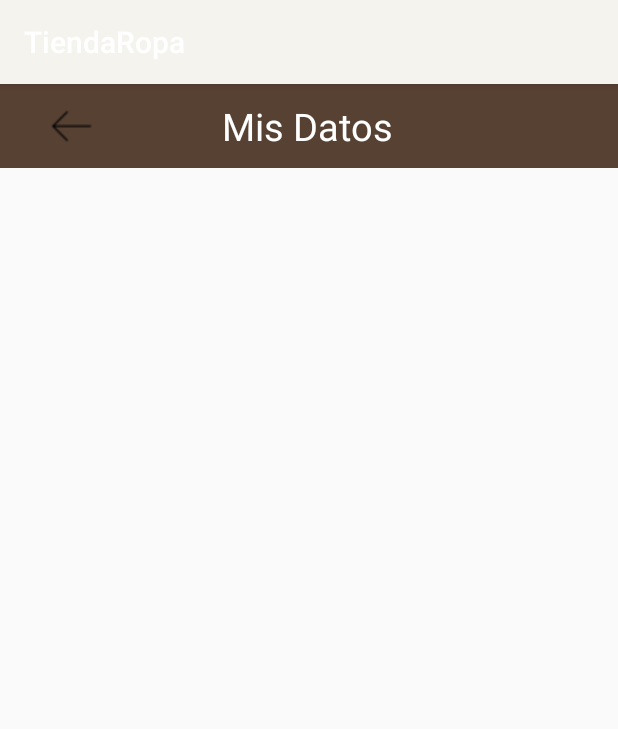
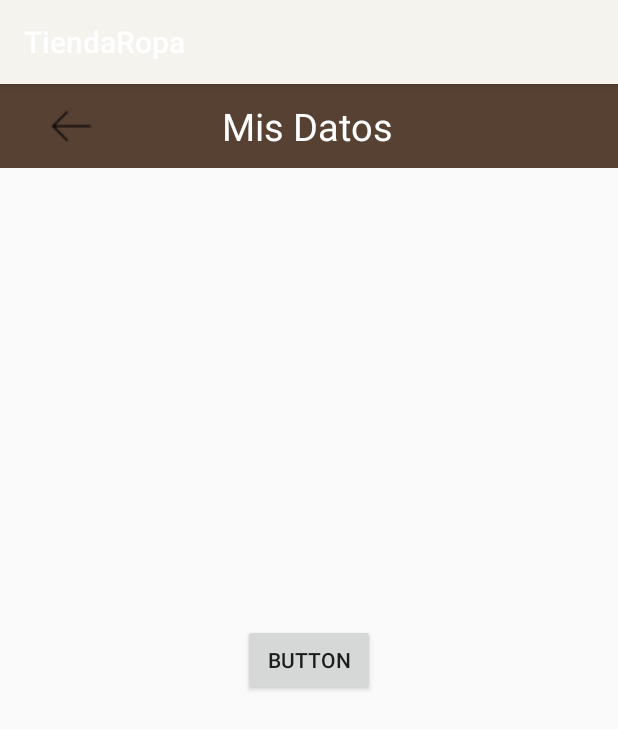
Before and after one commit to IvanJulio05/StyleSphere, an Android app: the Vender screen opened directly, with no data from a screen before it, on a phone screen of 412 x 824 dp. Shown: the top 729 px of the screen. Run offline under Robolectric (Android 15) with nearby library versions, the phone set to English and light mode, and no system bars.

Commit message:
Agrage un boton

```diff
--- a/app/src/main/res/layout/activity_vender.xml
+++ b/app/src/main/res/layout/activity_vender.xml
@@ -11,4 +11,14 @@
     <include
         layout="@layout/custom_toolbar_datos"/>
 
+    <Button
+        android:id="@+id/button2"
+        android:layout_width="wrap_content"
+        android:layout_height="wrap_content"
+        android:text="Button"
+        app:layout_constraintBottom_toBottomOf="parent"
+        app:layout_constraintEnd_toEndOf="parent"
+        app:layout_constraintStart_toStartOf="parent"
+        app:layout_constraintTop_toTopOf="parent" />
+
 </androidx.constraintlayout.widget.ConstraintLayout>
```
